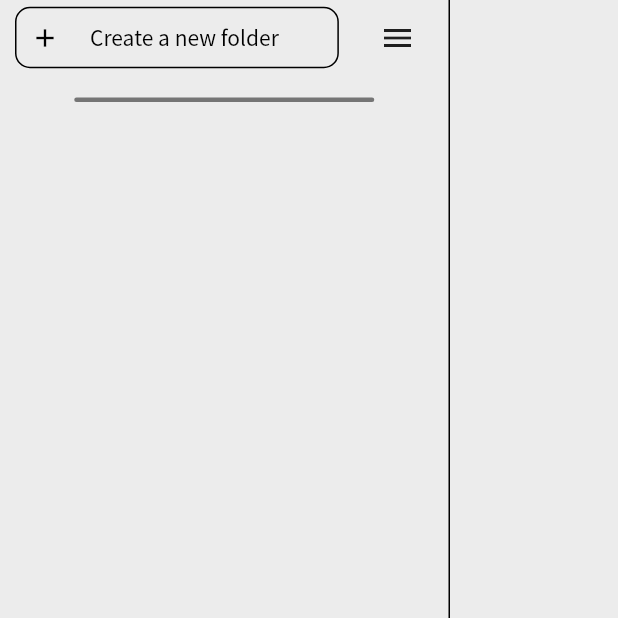
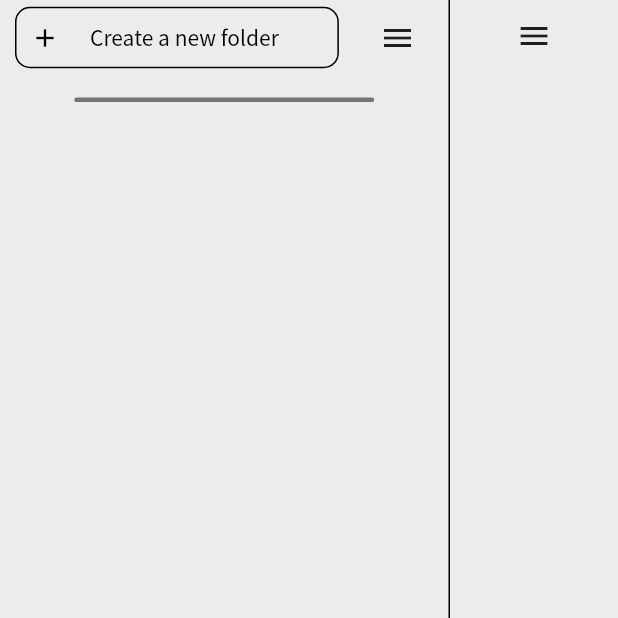
Before and after one commit to 2023-SMHRD-SW-BigData-1/Ditto, a Flutter app: the Main screen opened by its route, on a phone screen of 412 x 824 dp, the top half of it. Run offline on Flutter 3.47's test engine with Material 2 defaults, Android fonts, the phone set to English and light mode, and no system bars; our stand-ins replace carousel_slider, file, get, google_sign_in, mvc_pattern; missing offline and left inert: google_sign_in_web.

Commit message:
23_10_17 오전 커밋

```diff
--- a/project_alfa/lib/view/page/Main.dart
+++ b/project_alfa/lib/view/page/Main.dart
@@ -1,4 +1,5 @@
 import 'package:flutter/material.dart';
+import 'package:mvc_pattern/mvc_pattern.dart';
 import 'package:project_alfa/view/widgets/main/Main_sidebar.dart';
 
 class Main extends StatefulWidget {
@@ -7,6 +8,10 @@ class Main extends StatefulWidget {
   @override
   State<Main> createState() => _MainState();
 }
+
+double bar_width = 300;
+int triger = 0;
+bool open = false;
 
 class _MainState extends State<Main> {
   @override
@@ -18,7 +23,9 @@ class _MainState extends State<Main> {
 }
 
 class MainBody extends StatefulWidget {
-  const MainBody({super.key});
+  const MainBody({
+    super.key,
+  });
 
   @override
   State<MainBody> createState() => _MainBodyState();
@@ -26,17 +33,30 @@ class MainBody extends StatefulWidget {
 
 class _MainBodyState extends State<MainBody> {
   @override
+  @override
   Widget build(BuildContext context) {
+    print(triger);
+    print(bar_width);
     return SafeArea(
         child: Container(
       child: Row(
         children: <Widget>[
-          Main_sidebar(),
+          Main_sidebar(bar_width: bar_width, triger: triger),
           Expanded(
               child: Container(
             color: Color.fromARGB(82, 158, 158, 158).withOpacity(0.15),
             child: Column(
-              children: <Widget>[],
+              children: <Widget>[
+                Visibility(
+                  child: IconButton(
+                      onPressed: () {
+                        setState(() {});
+                      },
+                      icon: Icon(
+                        Icons.menu,
+                      )),
+                )
+              ],
             ),
           ))
         ],
--- a/project_alfa/lib/view/widgets/main/Main_sidebar.dart
+++ b/project_alfa/lib/view/widgets/main/Main_sidebar.dart
@@ -1,21 +1,30 @@
+import 'dart:ui';
+
 import 'package:file/memory.dart';
 import 'package:flutter/material.dart';
 import 'package:flutter/foundation.dart';
+import 'package:get/get_rx/src/rx_typedefs/rx_typedefs.dart';
+import 'package:mvc_pattern/mvc_pattern.dart';
 
 class Main_sidebar extends StatefulWidget {
-  const Main_sidebar({super.key});
+  Main_sidebar({
+    super.key,
+    required this.bar_width,
+    required this.triger,
+  });
+
+  double bar_width;
+  int triger;
 
   @override
   State<Main_sidebar> createState() => _Main_sidebarState();
 }
 
 class _Main_sidebarState extends State<Main_sidebar> {
-  bool acy = true;
-  double test = 300;
   @override
   Widget build(BuildContext context) {
     return Container(
-      width: test,
+      width: widget.bar_width,
       decoration: BoxDecoration(
           color: Color.fromARGB(82, 158, 158, 158).withOpacity(0.15),
           border: Border(right: BorderSide(color: Colors.black))),
@@ -53,7 +62,11 @@ class _Main_sidebarState extends State<Main_sidebar> {
                         borderRadius: BorderRadius.circular(10))),
               ),
               IconButton(
-                  onPressed: () {},
+                  onPressed: () {
+                    setState(() {
+                      widget.bar_width = 0;
+                    });
+                  },
                   icon: Icon(
                     Icons.menu,
                   ))
```
